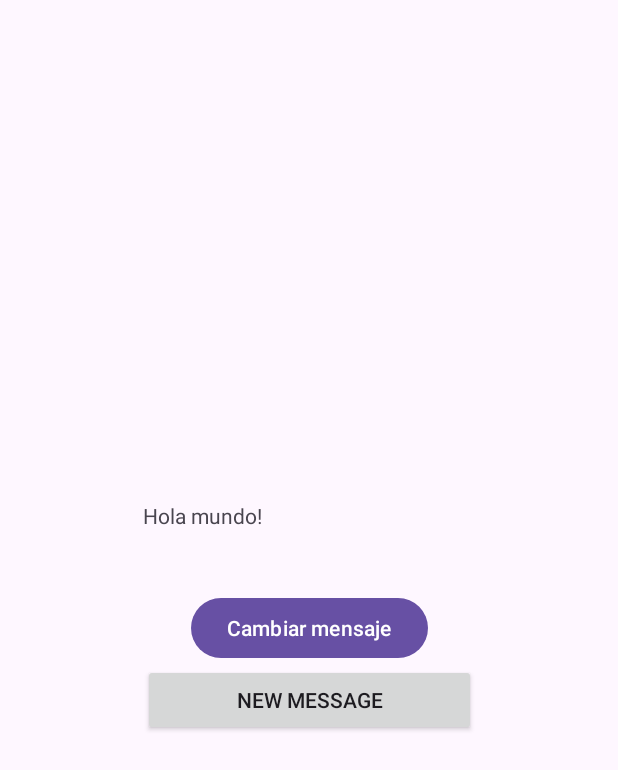
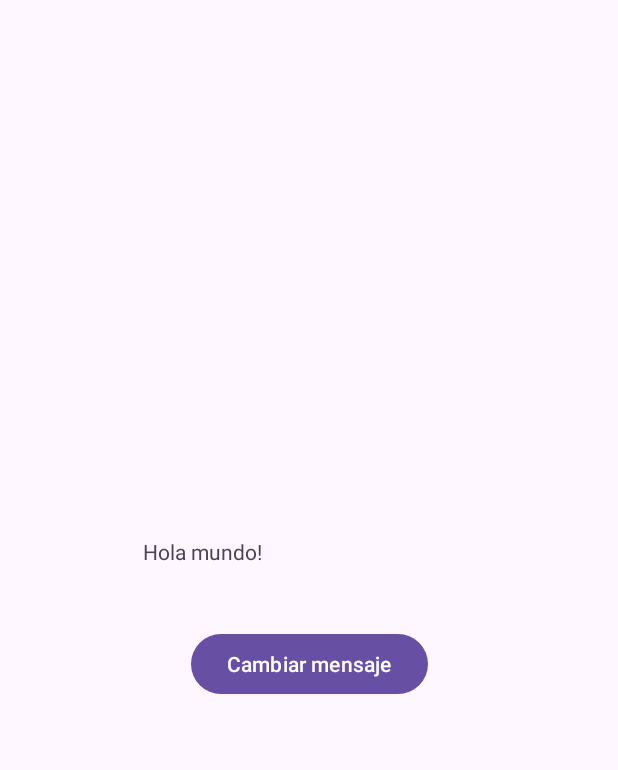
Before and after one commit to Necroo1/26.3.leasson, an Android app: the screen it shows after launch (MainActivity), on a phone screen of 412 x 824 dp. Shown: the top 770 px of the screen. Run offline under Robolectric (Android 15) with nearby library versions, the phone set to English and light mode, and no system bars.

```diff
--- a/app/src/main/java/com/example/a263leasson/MainActivity.java
+++ b/app/src/main/java/com/example/a263leasson/MainActivity.java
@@ -21,28 +21,6 @@ public class MainActivity extends AppCompatActivity {
     protected void onCreate(Bundle savedInstanceState) {
         super.onCreate(savedInstanceState);
         setContentView(R.layout.activity_main);
-        Button new_button = new Button(this);
-        new_button.setText(R.string.new_message);
-        new_button.setWidth(LinearLayout.LayoutParams.WRAP_CONTENT);
-        new_button.setHeight(LinearLayout.LayoutParams.WRAP_CONTENT);
-
-        LinearLayout card = (LinearLayout) findViewById(+R.id.card);
-        card.addView(new_button);
-
-        new_button.setOnClickListener(new View.OnClickListener() {
-            @Override
-            public void onClick(View v) {
-                TextView welcome_message = new TextView(getApplicationContext());
-                LinearLayout card = findViewById(R.id.viewer);
-                welcome_message.setText("Otro mensaje");
-                card.addView(welcome_message);
-//                TextView welcome_message = findViewById(R.id.welcome_message);
-                Button new_button = (Button) v;
-                new_button.setText("Mensaje Actualizado");
-                Toast messageToast = Toast.makeText(getApplicationContext(), "Segundo botón clickeado", Toast.LENGTH_LONG);
-                messageToast.show();
-            }
-        });
     }
 
     public void updateMessage (View view) {
--- a/app/src/main/res/layout/activity_main.xml
+++ b/app/src/main/res/layout/activity_main.xml
@@ -35,20 +35,6 @@
             android:text="@string/button_text" />
 
     </LinearLayout>
-    <ScrollView
-        android:layout_width="200dp"
-        android:layout_height="200dp"
-        android:layout_marginTop="32dp"
-        app:layout_constraintEnd_toEndOf="parent"
-        app:layout_constraintStart_toStartOf="parent"
-        app:layout_constraintTop_toTopOf="parent">
-
-        <LinearLayout
-            android:id="@+id/viewer"
-            android:layout_width="match_parent"
-            android:layout_height="wrap_content"
-            android:orientation="vertical" />
-    </ScrollView>
 
 
 </androidx.constraintlayout.widget.ConstraintLayout>
```
Also changed, not shown: app/src/main/java/com/example/a263leasson/ListViwerActivity.java (+27 -7 lines), app/src/main/res/layout/activity_list_viwer.xml (+31 -0 lines).
